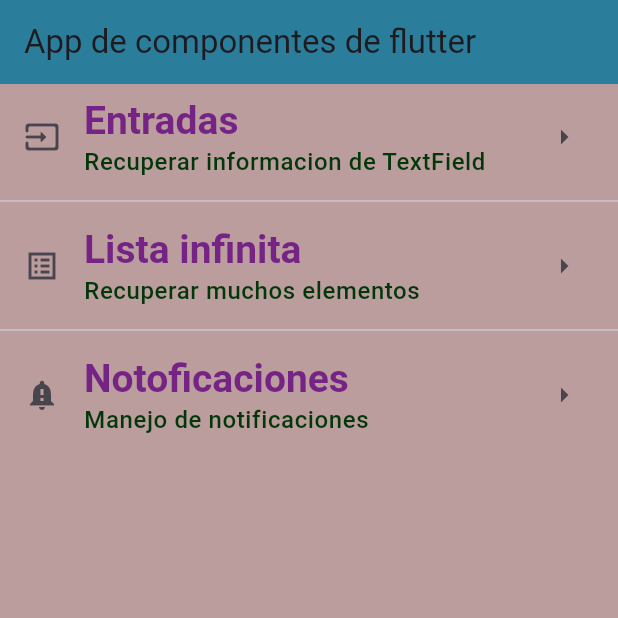
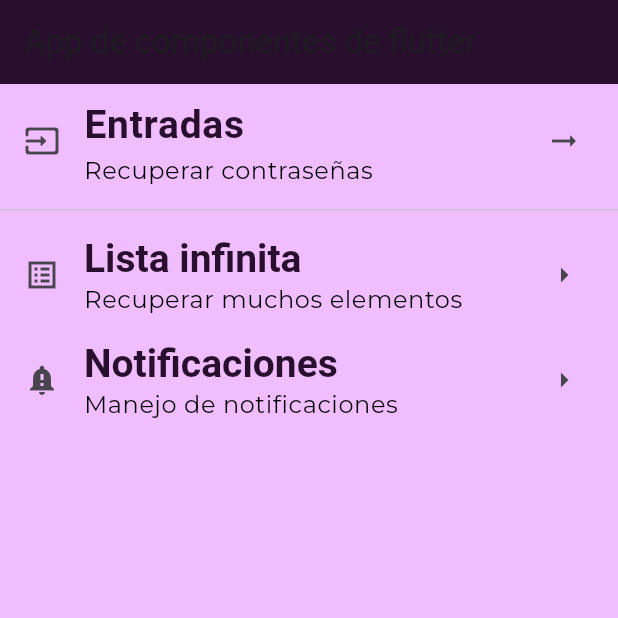
Before and after one commit to Lud0110/componentes_flutter5a, a Flutter app: the screen it shows after launch, on a phone screen of 412 x 824 dp, the top half of it. Run offline on Flutter 3.47's test engine with Material 3 defaults, Android fonts, the phone set to English and light mode, and no system bars; our stand-ins replace google_fonts; Roboto replaces fonts that are missing (Acme).

Commit message:
Refactorizing and creation of AppTheme class

```diff
--- a/lib/main_app.dart
+++ b/lib/main_app.dart
@@ -1,5 +1,6 @@
 import 'package:flutter/material.dart';
-import 'package:practica3_5a24/home_screen.dart';
+import 'package:practica3_5a24/screens/home_screen.dart';
+import 'package:practica3_5a24/theme/app_theme.dart';
 
 class MainApp extends StatelessWidget {
   const MainApp({super.key});
@@ -9,23 +10,7 @@ class MainApp extends StatelessWidget {
     return MaterialApp(
       debugShowCheckedModeBanner: false,
       home: const HomeScreen(),
-      theme: ThemeData(
-        scaffoldBackgroundColor: const Color.fromARGB(155, 144, 93, 96),
-        appBarTheme: const AppBarTheme(color: Color.fromARGB(255, 42, 126, 155)),
-        textTheme: const TextTheme(
-          headlineLarge: TextStyle(
-            fontFamily: 'sans-serif',
-            fontSize: 26.0,
-            fontWeight: FontWeight.bold,
-            color: Color.fromARGB(255, 117, 36, 134),
-          ),
-          bodySmall: TextStyle(
-            fontSize: 16.0,
-            fontWeight: FontWeight.w500,
-            color: Color.fromARGB(255, 3, 55, 10),
-          ),
-        ),
-      ),
+      theme: AppTheme.lightTheme,
     );
   }
 }
--- a/lib/home_screen.dart
+++ b/lib/screens/home_screen.dart
@@ -1,4 +1,5 @@
 import 'package:flutter/material.dart';
+import 'package:practica3_5a24/theme/app_theme.dart';
 
 class HomeScreen extends StatelessWidget {
   const HomeScreen({super.key});
@@ -10,45 +11,40 @@ class HomeScreen extends StatelessWidget {
         title: const Text('App de componentes de flutter'),
       ),
         body: ListView(
-          children: <Widget>[
+          children: <Widget> [
             ListTile(
               title: Text('Entradas',
-                        style: Theme.of(context).textTheme.headlineLarge,
-              ),
-              subtitle: Text(
-                'Recuperar informacion de TextField',
+                  style: AppTheme.lightTheme.textTheme.headlineLarge,
+                  ),
+              subtitle: Text('Recuperar contraseñas',
                 style: Theme.of(context).textTheme.bodySmall,
                 ),
               leading: const Icon(Icons.input_rounded),
-              trailing: const Icon(Icons.arrow_right_outlined),
+              trailing: const Icon(Icons.arrow_right_alt_outlined),
             ),
             const Divider(),
             ListTile(
-              title: Text(
-                'Lista infinita',
+              title: Text('Lista infinita',
                 style: Theme.of(context).textTheme.headlineLarge,
-              ),
-              subtitle: Text(
-                'Recuperar muchos elementos',
+                ),
+              subtitle: Text('Recuperar muchos elementos',
                 style: Theme.of(context).textTheme.bodySmall,
                 ),
               leading: const Icon(Icons.list_alt_sharp),
               trailing: const Icon(Icons.arrow_right_outlined),
             ),
-            const Divider(),
             ListTile(
-              title: Text('Notoficaciones',
-              style: Theme.of(context).textTheme.headlineLarge,
-              ),
-              subtitle: Text(
-                'Manejo de notificaciones',
+              title: Text('Notificaciones',
+                style: Theme.of(context).textTheme.headlineLarge,
+                ),
+              subtitle: Text('Manejo de notificaciones',
                 style: Theme.of(context).textTheme.bodySmall,
                 ),
               leading: const Icon(Icons.notification_important),
               trailing: const Icon(Icons.arrow_right_outlined),
             )
-          ]
-        ),
+            ],
+          ),
       );
   }
 }
--- /dev/null
+++ b/lib/theme/app_theme.dart
@@ -0,0 +1,32 @@
+import 'package:flutter/material.dart';
+import 'package:google_fonts/google_fonts.dart';
+
+class AppTheme{
+  //constante del color primario
+  static const primaryColor = Color.fromARGB(255, 41, 15, 46);
+
+  //contante de color secundario
+  static const secondaryColor = Color.fromARGB(255, 0, 0, 0);
+
+  //constante del color de fondo
+  static const backColor = Color.fromARGB(255, 240, 189, 255);
+
+  static final ThemeData lightTheme = ThemeData.light().copyWith(
+    scaffoldBackgroundColor: backColor,
+    appBarTheme: const AppBarTheme(color: primaryColor),
+    textTheme: TextTheme(
+          headlineLarge: GoogleFonts.acme(
+            fontSize: 26.0,
+            fontWeight: FontWeight.bold,
+            color: primaryColor,
+          ),
+
+          //fuente para textos muy pequeños
+          bodySmall: GoogleFonts.montserrat(
+            fontSize: 16.0,
+            fontWeight: FontWeight.normal,
+            color: Color.fromARGB(255, 0, 0, 0),
+          ),
+        ),
+  );
+}
--- a/pubspec.yaml
+++ b/pubspec.yaml
@@ -9,6 +9,7 @@ environment:
 dependencies:
   flutter:
     sdk: flutter
+  google_fonts:
 
 dev_dependencies:
   flutter_test:
```
Also changed, not shown: pubspec.lock.
